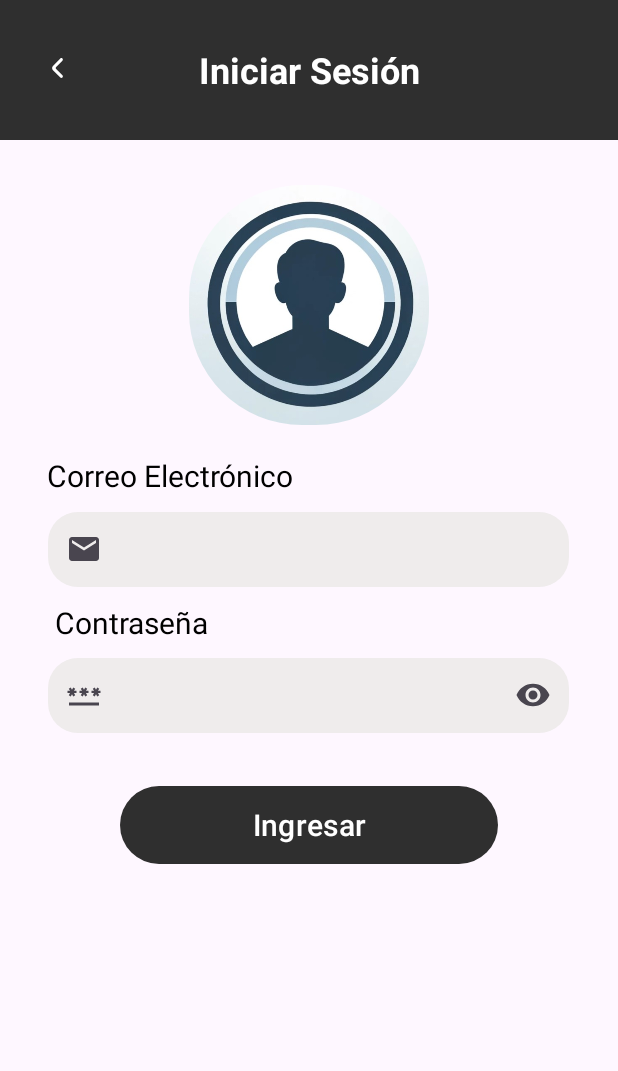
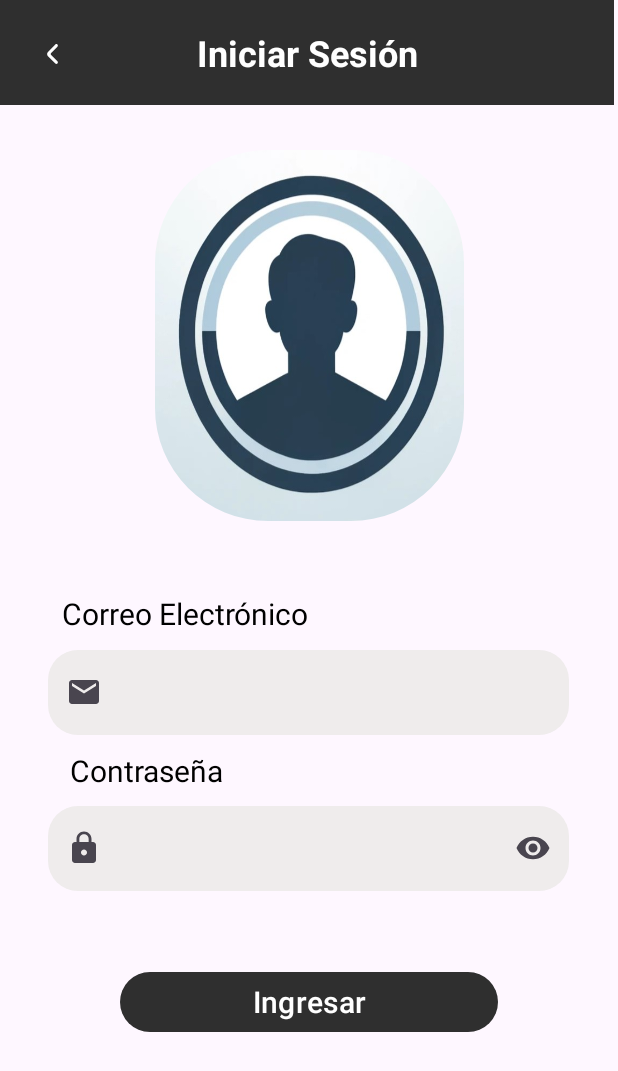
Before and after one commit to Jotafonkas/Proyecto-Fixit-Final, an Android app: the screen it shows after launch (LoginSpecialist), on a phone screen of 412 x 824 dp. Shown: the top 1071 px of the screen. Run offline under Robolectric (Android 15) with nearby library versions, the phone set to English and light mode, and no system bars; our stand-ins replace Firebase (no records; nobody signed in at launch, a user with empty details on screens opened directly).

Commit message:
Se agrego una vista con responsividad y se modifico un icono estetico

```diff
--- /dev/null
+++ b/app/src/main/res/drawable/lock.xml
@@ -0,0 +1,5 @@
+<vector xmlns:android="http://schemas.android.com/apk/res/android" android:height="24dp" android:tint="#000000" android:viewportHeight="24" android:viewportWidth="24" android:width="24dp">
+
+    <path android:fillColor="@android:color/white" android:pathData="M18,8h-1L17,6c0,-2.76 -2.24,-5 -5,-5S7,3.24 7,6v2L6,8c-1.1,0 -2,0.9 -2,2v10c0,1.1 0.9,2 2,2h12c1.1,0 2,-0.9 2,-2L20,10c0,-1.1 -0.9,-2 -2,-2zM12,17c-1.1,0 -2,-0.9 -2,-2s0.9,-2 2,-2 2,0.9 2,2 -0.9,2 -2,2zM15.1,8L8.9,8L8.9,6c0,-1.71 1.39,-3.1 3.1,-3.1 1.71,0 3.1,1.39 3.1,3.1v2z"/>
+
+</vector>
--- a/app/src/main/res/layout/login_especialista.xml
+++ b/app/src/main/res/layout/login_especialista.xml
@@ -1,56 +1,62 @@
-<RelativeLayout
+<androidx.constraintlayout.widget.ConstraintLayout
     xmlns:android="http://schemas.android.com/apk/res/android"
+    xmlns:app="http://schemas.android.com/apk/res-auto"
     android:layout_width="match_parent"
-    android:layout_height="match_parent"
-    xmlns:app="http://schemas.android.com/apk/res-auto">
+    android:layout_height="match_parent">
 
     <TextView
         android:id="@+id/LoginEspecialista"
-        android:layout_width="match_parent"
-        android:layout_height="93dp"
-        android:layout_alignParentTop="true"
+        android:layout_width="409dp"
+        android:layout_height="70dp"
+        android:layout_marginEnd="16dp"
         android:background="@color/header_login_specialist"
         android:gravity="center"
-        android:padding="16dp"
         android:text="@string/login_specialist_title"
         android:textColor="@color/white"
         android:textSize="24sp"
         android:textStyle="bold"
-        />
+        app:layout_constraintEnd_toEndOf="parent"
+        app:layout_constraintHorizontal_bias="0.0"
+        app:layout_constraintStart_toStartOf="parent"
+        app:layout_constraintTop_toTopOf="parent" />
 
     <ImageButton
         android:id="@+id/volver"
-        android:layout_width="24dp"
-        android:layout_height="24dp"
-        android:layout_marginStart="27dp"
-        android:layout_marginTop="33dp"
-        android:layout_gravity="top"
+        android:layout_width="wrap_content"
+        android:layout_height="wrap_content"
+        android:layout_marginStart="24dp"
+        android:layout_marginTop="24dp"
         android:background="@drawable/ic_flechavolver"
+        android:onClick="ReturnRegisterUser"
         android:scaleType="centerInside"
-        android:onClick="ReturnRegisterUser"
-        />
+        app:layout_constraintStart_toStartOf="parent"
+        app:layout_constraintTop_toTopOf="parent" />
 
     <com.google.android.material.imageview.ShapeableImageView
         android:id="@+id/imagen"
-        android:layout_width="160dp"
-        android:layout_height="160dp"
-        android:layout_below="@id/LoginEspecialista"
+        android:layout_width="0dp"
+        android:layout_height="0dp"
         android:layout_marginTop="30dp"
         android:background="@drawable/imagen_login"
+        app:layout_constraintWidth_percent="0.5"
+        app:layout_constraintHeight_percent="0.3"
+        app:layout_constraintStart_toStartOf="parent"
         app:layout_constraintEnd_toEndOf="parent"
-        app:layout_constraintStart_toStartOf="parent"
-        app:layout_constraintTop_toTopOf="parent"
-        android:layout_centerHorizontal="true"
+        app:layout_constraintTop_toBottomOf="@+id/LoginEspecialista"
         app:shapeAppearanceOverlay="@style/radius7"/>
 
     <LinearLayout
-        android:layout_below="@id/imagen"
-        android:layout_marginTop="20dp"
         android:id="@+id/editTextContainer"
-        android:layout_width="400dp"
+        android:layout_width="0dp"
         android:layout_height="wrap_content"
+        android:layout_marginStart="16dp"
+        android:layout_marginTop="48dp"
+        android:layout_marginEnd="16dp"
         android:orientation="vertical"
-        android:layout_centerHorizontal="true">
+        app:layout_constraintEnd_toEndOf="parent"
+        app:layout_constraintHorizontal_bias="0.0"
+        app:layout_constraintStart_toStartOf="parent"
+        app:layout_constraintTop_toBottomOf="@+id/imagen">
 
 
         <TextView
@@ -58,76 +64,74 @@
             android:layout_width="wrap_content"
             android:layout_height="wrap_content"
             android:layout_gravity="top"
+            android:layout_marginStart="25dp"
             android:gravity="center_horizontal|center_vertical"
             android:text="@string/email_login_specialist"
             android:textColor="#FF000000"
-            android:textSize="20sp"
-            android:layout_marginStart="25dp"/>
+            android:textSize="20sp" />
 
         <com.google.android.material.textfield.TextInputLayout
             android:id="@+id/email_login_specialist_layout"
             android:layout_width="347dp"
             android:layout_height="wrap_content"
+            android:layout_gravity="center"
             android:layout_marginTop="5dp"
-            android:layout_gravity="center"
             app:startIconDrawable="@drawable/ic_email">
 
             <com.google.android.material.textfield.TextInputEditText
                 android:id="@+id/Email_Login_Specialist"
                 android:layout_width="match_parent"
-                android:layout_height="50dp"
-                android:paddingStart="10dp"
+                android:layout_height="wrap_content"
                 android:background="@drawable/image_rectangle1"
-                />
+                android:paddingStart="10dp" />
         </com.google.android.material.textfield.TextInputLayout>
 
         <TextView
             android:id="@+id/TVrut"
             android:layout_width="wrap_content"
             android:layout_height="wrap_content"
+            android:layout_gravity="top"
+            android:layout_marginStart="30dp"
             android:layout_marginTop="10dp"
             android:layout_marginBottom="-0.5dp"
-            android:layout_gravity="top"
             android:gravity="center_horizontal|center_vertical"
             android:text="@string/password_login_specialist"
             android:textColor="#FF000000"
-            android:textSize="20sp"
-            android:layout_marginStart="30dp"
-            />
+            android:textSize="20sp" />
 
         <com.google.android.material.textfield.TextInputLayout
             android:id="@+id/password_login_specialist_layout"
             android:layout_width="347dp"
             android:layout_height="wrap_content"
+            android:layout_gravity="center"
             android:layout_marginTop="5dp"
-            android:layout_gravity="center"
-            app:startIconDrawable="@drawable/ic_pass"
-            app:endIconMode="password_toggle">
+            app:endIconMode="password_toggle"
+            app:startIconDrawable="@drawable/lock">
 
             <com.google.android.material.textfield.TextInputEditText
                 android:id="@+id/password_login_specialist"
                 android:layout_width="match_parent"
-                android:layout_height="50dp"
-                android:paddingStart="10dp"
+                android:layout_height="wrap_content"
+                android:background="@drawable/image_rectangle1"
                 android:inputType="textPassword"
-                android:background="@drawable/image_rectangle1"
-                />
+                android:paddingStart="10dp" />
         </com.google.android.material.textfield.TextInputLayout>
 
     </LinearLayout>
 
     <Button
         android:id="@+id/btn_login_specialist"
-        android:layout_width="match_parent"
-        android:layout_height="60dp"
-        android:layout_below="@id/editTextContainer"
+        android:layout_width="0dp"
+        android:layout_height="wrap_content"
         android:layout_marginStart="80dp"
+        android:layout_marginTop="50dp"
         android:layout_marginEnd="80dp"
-        android:layout_centerInParent="true"
-        android:layout_marginTop="31dp"
+        android:onClick="openHome"
         android:text="@string/btnLogin"
         android:textSize="20sp"
-        android:onClick="openHome"
-        />
+        app:layout_constraintEnd_toEndOf="parent"
+        app:layout_constraintHorizontal_bias="0.0"
+        app:layout_constraintStart_toStartOf="parent"
+        app:layout_constraintTop_toBottomOf="@+id/editTextContainer" />
 
-</RelativeLayout>
+</androidx.constraintlayout.widget.ConstraintLayout>
```
